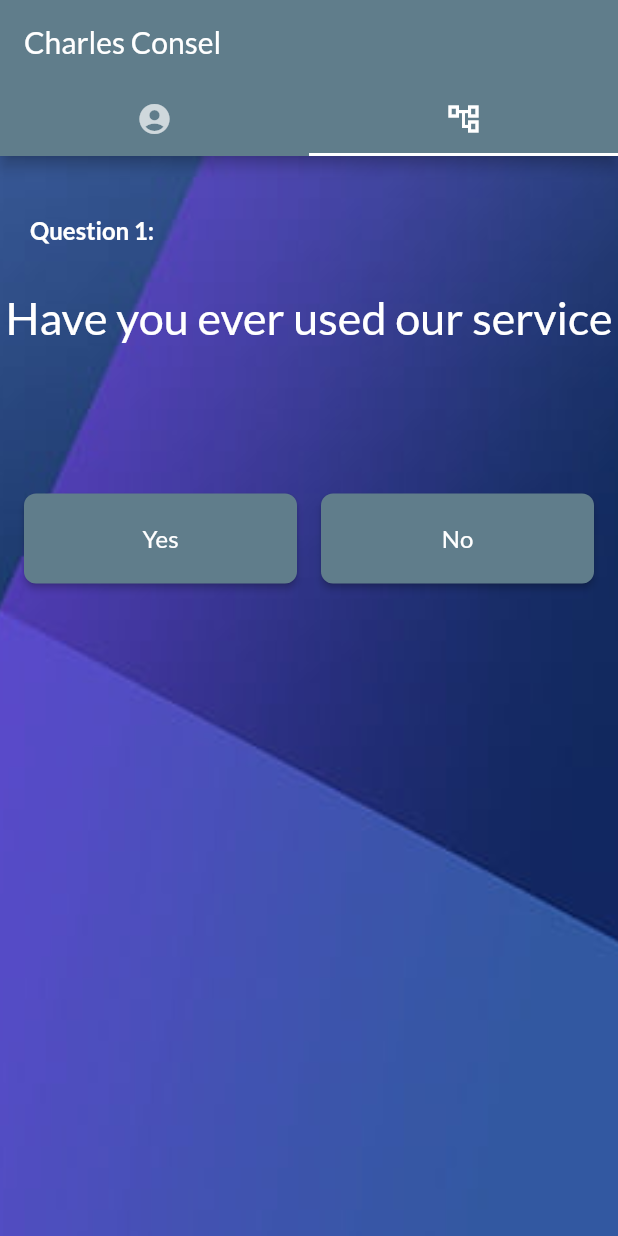
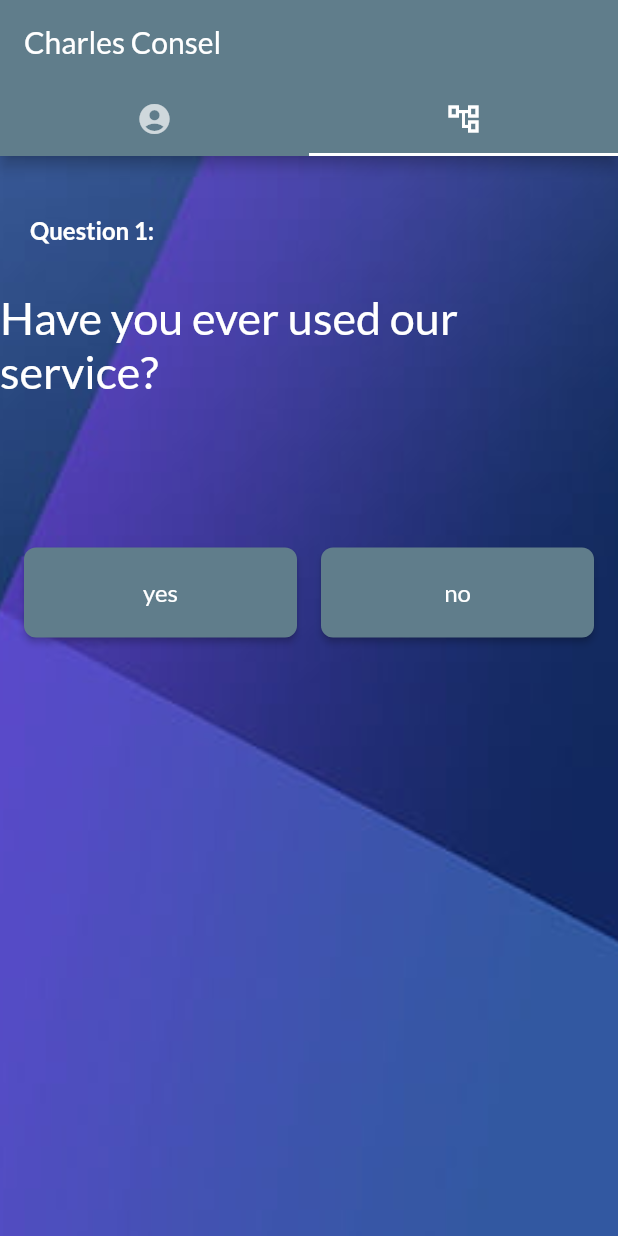
Before and after one commit to hassan-louazri/it363, a Flutter app: the screen it shows after launch, on a phone screen of 412 x 824 dp. Run offline on Flutter 3.47's test engine with Material 2 defaults, Android fonts, the phone set to English and light mode, and no system bars; our stand-ins replace google_fonts.

Commit message:
navigate questions

```diff
--- a/lib/main.dart
+++ b/lib/main.dart
@@ -6,13 +6,22 @@ import 'package:flutter/material.dart';
 import 'package:flutter/services.dart';
 import 'package:google_fonts/google_fonts.dart';
 
-void main() {
-  runApp(const MyApp());
+void main() async {
+  WidgetsFlutterBinding.ensureInitialized();
+  List items = [];
+
+  final String response = await rootBundle.loadString('assets/questions.json');
+  final data = await json.decode(response);
+
+  items = await data["Questions"];
+
+  runApp(MyApp(items: items));
 }
 
 class MyApp extends StatelessWidget {
-  const MyApp({super.key});
+  const MyApp({super.key, required this.items});
 
+  final List items;
   // This widget is the root of your application.
   @override
   Widget build(BuildContext context) {
@@ -24,14 +33,14 @@ class MyApp extends StatelessWidget {
         ),
         primarySwatch: Colors.blueGrey,
       ),
-      home: const MyHomePage(title: 'Charles Consel'),
+      home: MyHomePage(title: 'Charles Consel', items: items),
       debugShowCheckedModeBanner: false,
     );
   }
 }
 
 class MyHomePage extends StatefulWidget {
-  const MyHomePage({super.key, required this.title});
+  const MyHomePage({super.key, required this.title, required this.items});
 
   // This widget is the home page of your application. It is stateful, meaning
   // that it has a State object (defined below) that contains fields that affect
@@ -43,73 +52,53 @@ class MyHomePage extends StatefulWidget {
   // always marked "final".
 
   final String title;
-
+  final List items;
   @override
   State<MyHomePage> createState() => _MyHomePageState();
 }
 
 class _MyHomePageState extends State<MyHomePage> {
-  // void _incrementCounter() {
-  //   setState(() {});
-  // }
+  int id = 0;
 
-   var  items = [];
-
-
-
-  /********** Function to read Json file **************************/
-  @override
-  void initState() {
-    super.initState();
-    readJson();
-
-
+  void incrementId() {
+    setState(() {
+      if (id < widget.items.length - 1) {
+        id++;
+      } else {
+        id = 0;
       }
-  Future<void> readJson() async
-  {
-
-    final String response = await rootBundle.loadString('assets/questions.json');
-    final data = await json.decode(response);
-
-    setState(() {
-      items = data["Questions"];
-
     });
-
-    print(items);
-    print(items[0]);
-/*****************************************************************/
-
-
   }
 
-  Widget question () => Column(
-
+  Widget question(List items) {
+    return Column(
       mainAxisAlignment: MainAxisAlignment.spaceEvenly,
       children: [
         Container(
-        margin:
-            const EdgeInsets.only(left: 20.0, right: 20.0, top: 40, bottom: 30),
+          margin: const EdgeInsets.only(
+              left: 20.0, right: 20.0, top: 40, bottom: 30),
           alignment: Alignment.centerLeft,
-        child: const Text(
-          "Question 1:",
-          style: TextStyle(
+          child: Text(
+            "Question ${1 + id}:",
+            style: const TextStyle(
                 fontWeight: FontWeight.bold, fontSize: 16, color: Colors.white),
           ),
         ),
         Container(
           alignment: Alignment.center,
           margin: const EdgeInsets.only(bottom: 80),
-        child:   Text(
-          items[0]["description"],
-         style: TextStyle(
+          child: Text(
+            items[id]["description"],
+            style: const TextStyle(
                 fontWeight: FontWeight.w500, fontSize: 30, color: Colors.white),
           ),
         )
       ],
     );
+  }
 
-  Widget answers() => Container(
+  Widget answers(List items) {
+    return Container(
       padding: const EdgeInsets.only(left: 16.0, right: 16.0),
       height: 100,
       child: Row(
@@ -126,137 +115,10 @@ class _MyHomePageState extends State<MyHomePage> {
                     ),
                   ),
                   onPressed: () {
-                  print('Test no');
+                    incrementId();
                   },
-                child: const Text("Yes", style: TextStyle(fontSize: 16))),
-          ),
-        ),
-        Expanded(
-          child: Container(
-            height: 60,
-            padding: const EdgeInsets.only(left: 8.0),
-            child: ElevatedButton(
-                style: ElevatedButton.styleFrom(
-                  shape: RoundedRectangleBorder(
-                    borderRadius: BorderRadius.circular(8), // <-- Radius
-                  ),
-                ),
-                onPressed: () {Navigator.push(
-                  context,
-                  MaterialPageRoute(builder: (context) => const Question2()),
-                );},
-                child: const Text("No", style: TextStyle(fontSize: 16))),
-          ),
-        ),
-      ],
-    ),
-  );
-  @override
-  Widget build(BuildContext context) {
-    // This method is rerun every time setState is called, for instance as done
-    // by the _incrementCounter method above.
-    //
-    // The Flutter framework has been optimized to make rerunning build methods
-    // fast, so that you can just rebuild anything that needs updating rather
-    // than having to individually change instances of widgets.
-    return DefaultTabController(
-      initialIndex: 1,
-      length: 2,
-     child:  Scaffold(
-      appBar: AppBar(
-        // Here we take the value from the MyHomePage object that was created by
-        // the App.build method, and use it to set our appbar title.
-        title: Text(widget.title),
-        /*leading: IconButton(
-          icon: const Icon(Icons.account_circle),
-          onPressed: () {
-            print('going to profile');
-          },
-        ),*/
-        bottom: const TabBar(
-          tabs: <Widget>[
-
-            Tab(
-              icon: Icon(Icons.account_circle_sharp),
-            ),
-            Tab(
-              icon: Icon(Icons.account_tree_outlined),
-            ),
-          ],
-        ),
-      ),
-      body: Container(
-        decoration: const BoxDecoration(
-          image: DecorationImage(
-            image: AssetImage(
-                "assets/background_image.jpg"),
-            fit: BoxFit.cover,
-          ),
-        ),
-        child: Column(
-          // mainAxisAlignment: MainAxisAlignment.spaceEvenly,
-          // crossAxisAlignment: CrossAxisAlignment.start,
-          children: <Widget>[question(), answers()],
-        ),
-      ),
-    ),
-    );
-  }
-}
-
-class Question2 extends StatefulWidget {
-  const Question2({Key? key}) : super(key: key);
-
-  @override
-  State<Question2> createState() => _Question2State();
-}
-
-class _Question2State extends State<Question2> {
-  Widget question = Column(
-    mainAxisAlignment: MainAxisAlignment.spaceEvenly,
-    children: [
-      Container(
-        margin:
-        const EdgeInsets.only(left: 20.0, right: 20.0, top: 40, bottom: 30),
-        alignment: Alignment.centerLeft,
-        child: const Text(
-          "Question 1:",
-          style: TextStyle(
-              fontWeight: FontWeight.bold, fontSize: 16, color: Colors.white),
-        ),
-      ),
-      Container(
-        alignment: Alignment.center,
-        margin: const EdgeInsets.only(bottom: 80),
-        child: const Text(
-          "Test page navigation?",
-          style: TextStyle(
-              fontWeight: FontWeight.w500, fontSize: 30, color: Colors.white),
-        ),
-      )
-    ],
-  );
-
-  Widget answers = Container(
-    padding: const EdgeInsets.only(left: 16.0, right: 16.0),
-    height: 100,
-    child: Row(
-      // mainAxisAlignment: MainAxisAlignment.spaceEvenly,
-      children: [
-        Expanded(
-          child: Container(
-            height: 60,
-            padding: const EdgeInsets.only(right: 8.0),
-            child: ElevatedButton(
-                style: ElevatedButton.styleFrom(
-                  shape: RoundedRectangleBorder(
-                    borderRadius: BorderRadius.circular(8), // <-- Radius
-                  ),
-                ),
-                onPressed: () {
-                  print('Test no');
-                },
-                child: const Text("Yes", style: TextStyle(fontSize: 16))),
+                  child: Text(items[id]["answers"]["yes"],
+                      style: const TextStyle(fontSize: 16))),
             ),
           ),
           Expanded(
@@ -270,14 +132,17 @@ class _Question2State extends State<Question2> {
                     ),
                   ),
                   onPressed: () {
-                  print('Test yes');
+                    incrementId();
                   },
-                child: const Text("No", style: TextStyle(fontSize: 16))),
+                  child: Text(items[id]["answers"]["no"],
+                      style: const TextStyle(fontSize: 16))),
             ),
           ),
         ],
       ),
     );
+  }
+
   @override
   Widget build(BuildContext context) {
     // This method is rerun every time setState is called, for instance as done
@@ -286,30 +151,35 @@ class _Question2State extends State<Question2> {
     // The Flutter framework has been optimized to make rerunning build methods
     // fast, so that you can just rebuild anything that needs updating rather
     // than having to individually change instances of widgets.
-    return Scaffold(
+    return DefaultTabController(
+      initialIndex: 1,
+      length: 2,
+      child: Scaffold(
         appBar: AppBar(
           // Here we take the value from the MyHomePage object that was created by
           // the App.build method, and use it to set our appbar title.
-        title: Text("Test"),
-        leading: IconButton(
-          icon: const Icon(Icons.account_circle),
-          onPressed: () {
-            print('going to profile');
-          },
+          title: Text(widget.title),
+          bottom: const TabBar(
+            tabs: <Widget>[
+              Tab(
+                icon: Icon(Icons.account_circle_sharp),
+              ),
+              Tab(
+                icon: Icon(Icons.account_tree_outlined),
+              ),
+            ],
           ),
         ),
         body: Container(
           decoration: const BoxDecoration(
             image: DecorationImage(
-            image: AssetImage(
-                "assets/background_image.jpg"),
+              image: AssetImage("assets/background_image.jpg"),
               fit: BoxFit.cover,
             ),
           ),
           child: Column(
-          // mainAxisAlignment: MainAxisAlignment.spaceEvenly,
-          // crossAxisAlignment: CrossAxisAlignment.start,
-          children: <Widget>[question, answers],
+            children: <Widget>[question(widget.items), answers(widget.items)],
+          ),
         ),
       ),
     );
```
Also changed, not shown: assets/questions.json (+8 -2 lines), 1 other file. Lines whose indentation alone changed are shown as unchanged.
